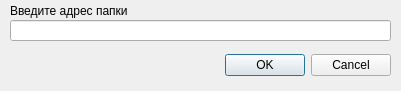
First picture: the form in ui_dialog.ui, repository maLehaNP/image-viewer, before the edit.
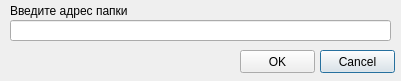
Second picture: the form after the edit.

What changed in the file:
```diff
--- a/ui_dialog.ui
+++ b/ui_dialog.ui
@@ -7,28 +7,12 @@
     <x>0</x>
     <y>0</y>
     <width>401</width>
-    <height>91</height>
+    <height>81</height>
    </rect>
   </property>
   <property name="windowTitle">
    <string>Выбор папки</string>
   </property>
-  <widget class="QDialogButtonBox" name="buttonBox">
-   <property name="geometry">
-    <rect>
-     <x>10</x>
-     <y>50</y>
-     <width>381</width>
-     <height>31</height>
-    </rect>
-   </property>
-   <property name="orientation">
-    <enum>Qt::Horizontal</enum>
-   </property>
-   <property name="standardButtons">
-    <set>QDialogButtonBox::Cancel|QDialogButtonBox::Ok</set>
-   </property>
-  </widget>
   <widget class="QLineEdit" name="line">
    <property name="geometry">
     <rect>
@@ -55,6 +39,32 @@
     <set>Qt::AlignLeading|Qt::AlignLeft|Qt::AlignVCenter</set>
    </property>
   </widget>
+  <widget class="QPushButton" name="cancel">
+   <property name="geometry">
+    <rect>
+     <x>320</x>
+     <y>50</y>
+     <width>75</width>
+     <height>23</height>
+    </rect>
+   </property>
+   <property name="text">
+    <string>Cancel</string>
+   </property>
+  </widget>
+  <widget class="QPushButton" name="ok">
+   <property name="geometry">
+    <rect>
+     <x>240</x>
+     <y>50</y>
+     <width>75</width>
+     <height>23</height>
+    </rect>
+   </property>
+   <property name="text">
+    <string>OK</string>
+   </property>
+  </widget>
  </widget>
  <resources/>
  <connections>
```
Left out of the diff: 35 changed lines with no effect on the pictures.
